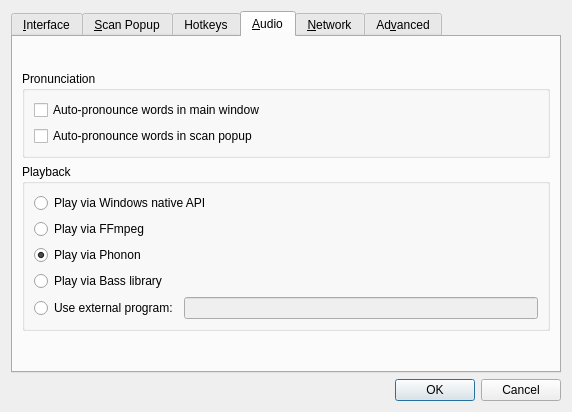
Old version of the form preferences.ui in the repository amikey/goldendict.
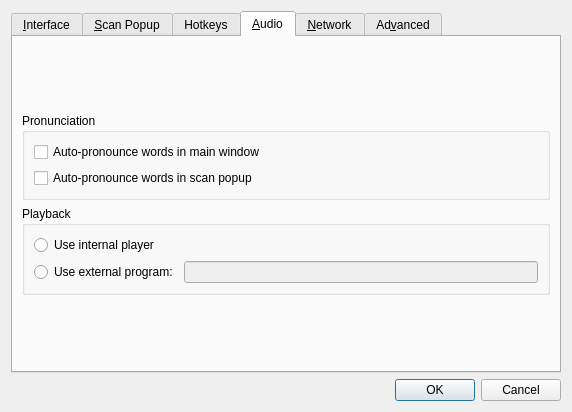
New version of the form. The open tabs and pages were chosen to show the change. Icons and pictures are not drawn. Custom widgets are drawn as their Qt base class.

Commit message: keep only internal(ffmpeg/libav + libao) and external audio players

```diff
--- a/preferences.ui
+++ b/preferences.ui
@@ -804,39 +804,7 @@
 but works very well.</string>
             </property>
             <property name="text">
-             <string>Play via Windows native API</string>
-            </property>
-           </widget>
-          </item>
-          <item>
-           <widget class="QRadioButton" name="playViaFfmpeg">
-            <property name="text">
-             <string>Play via FFmpeg</string>
-            </property>
-           </widget>
-          </item>
-          <item>
-           <widget class="QRadioButton" name="playViaPhonon">
-            <property name="toolTip">
-             <string>Play audio via Phonon framework. May be somewhat unstable,
-but should support most audio file formats.</string>
-            </property>
-            <property name="text">
-             <string>Play via Phonon</string>
-            </property>
-            <property name="checked">
-             <bool>true</bool>
-            </property>
-           </widget>
-          </item>
-          <item>
-           <widget class="QRadioButton" name="playViaBass">
-            <property name="toolTip">
-             <string>Play audio via Bass library. Optimal choice. To use this mode
-you must place bass.dll (http://www.un4seen.com) into GoldenDict folder.</string>
-            </property>
-            <property name="text">
-             <string>Play via Bass library</string>
+             <string>Use internal player</string>
             </property>
            </widget>
           </item>
```
Left out of the diff: 5 changed lines with no effect on the pictures. The commit also changes 9 other files.
